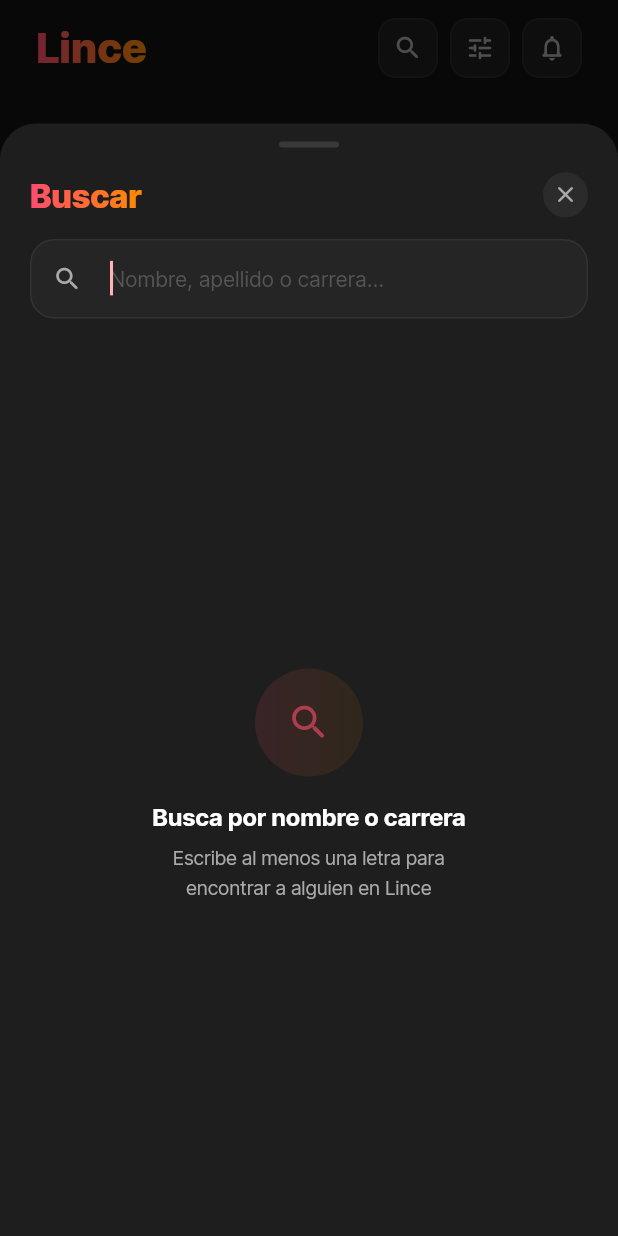
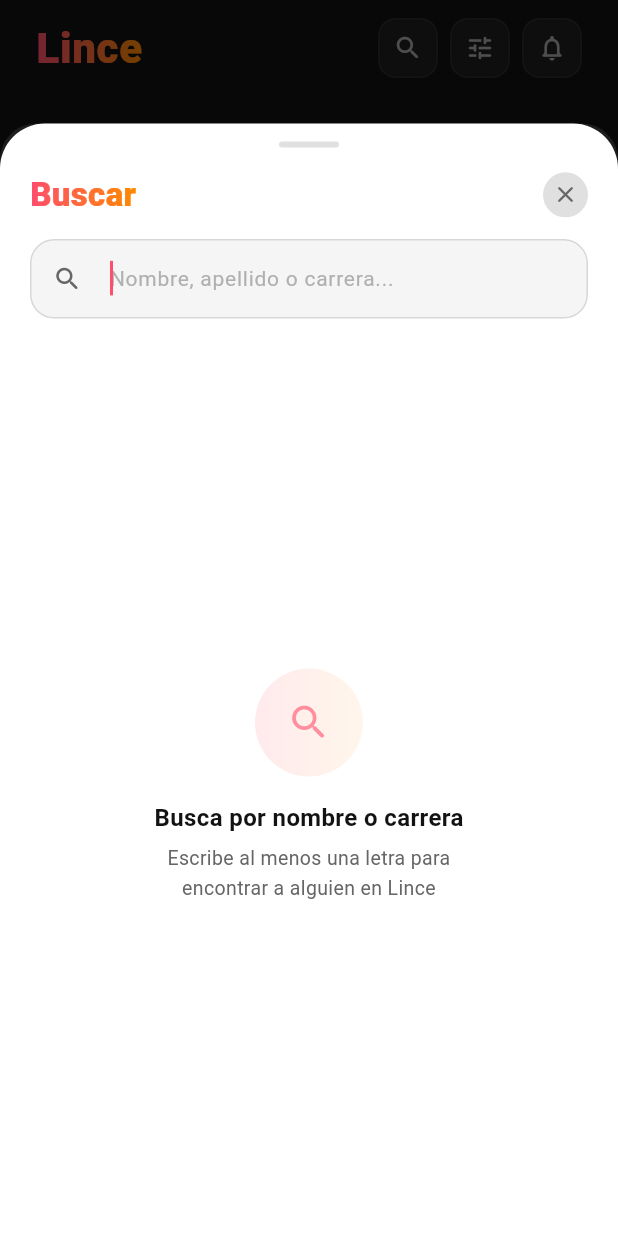
Before and after one commit to BlaKCronic/TinderLince, a Flutter app: the screen it shows once a user with an empty profile is signed in, after a tap on the "search" icon, on a phone screen of 412 x 824 dp. Run offline on Flutter 3.47's test engine with Material 3 defaults, Android fonts, the phone set to English and light mode, and no system bars; our stand-ins replace cloud_firestore, firebase_auth, firebase_core, image_picker; missing offline and left inert: cloudinary_public; accounts and stored records are empty.

```diff
--- a/lib/main.dart
+++ b/lib/main.dart
@@ -31,7 +31,12 @@
   @override
   Widget build(BuildContext context) {
     return MaterialApp(
-      title: 'Lince',
+      title: 'Lince App',
+      theme: LinceThemes.lightTheme, // Tema claro
+      darkTheme: LinceThemes.darkTheme, // Tema oscuro
+      themeMode: ThemeMode.system, // Cambia automáticamente según el celular
+      home: const AuthGate(),
+      /*title: 'Lince',
       debugShowCheckedModeBanner: false,
       theme: ThemeData(
         colorScheme: ColorScheme.fromSeed(
@@ -42,7 +47,7 @@
         fontFamily: 'InterTight',
         scaffoldBackgroundColor: const Color(0xFF121212),
       ),
-      home: const AuthGate(),
+      home: const AuthGate(),*/
     );
   }
 }
@@ -73,3 +78,79 @@
     );
   }
 }
+
+class LinceThemes {
+  // Colores base que se mantienen en ambos (Identidad de marca)
+  static const Color pinkStart = Color(0xFFFF4D6D);
+  static const Color orangeEnd = Color(0xFFFF8A00);
+
+  // TEMA OSCURO (El original)
+  static final darkTheme = ThemeData(
+    colorScheme: ColorScheme.dark(
+      primary: pinkStart,
+      secondary: orangeEnd,
+    ),
+    brightness: Brightness.dark,
+    scaffoldBackgroundColor: const Color(0xFF121212),
+    cardColor: const Color(0xFF1E1E1E),
+    textTheme: const TextTheme(
+      bodyLarge: TextStyle(color: Colors.white),
+      bodyMedium: TextStyle(color: Color(0xFFAAAAAA)),
+    ),
+    inputDecorationTheme: const InputDecorationTheme(
+      fillColor: Color(0xFF252525),
+      enabledBorder: OutlineInputBorder(
+        borderRadius: BorderRadius.all(Radius.circular(12)),
+        borderSide: BorderSide(color: Colors.white10) ,
+      ),
+    ),
+    buttonTheme: ButtonThemeData(
+      shape: RoundedRectangleBorder(borderRadius: BorderRadius.circular(16)),
+      buttonColor: pinkStart,
+      textTheme: ButtonTextTheme.primary,
+    ),
+    elevatedButtonTheme: ElevatedButtonThemeData(
+      style: ElevatedButton.styleFrom(
+        backgroundColor: const Color(0xFF333333), // Gris oscuro para el botón de cerrar
+        shape: RoundedRectangleBorder(borderRadius: BorderRadius.circular(16)),
+      ),
+    ),
+  );
+
+  // TEMA CLARO (El nuevo)
+  static final lightTheme = ThemeData(
+    colorScheme: ColorScheme.light(
+      primary: pinkStart,
+      secondary: orangeEnd,
+    ),
+    brightness: Brightness.light,
+    scaffoldBackgroundColor: const Color(0xFFF5F5F5), // Blanco hueso
+    cardColor: Colors.white,
+    textTheme: const TextTheme(
+      bodyLarge: TextStyle(color: Color(0xFF121212)), // Texto casi negro
+      bodyMedium: TextStyle(color: Color(0xFF666666)), // Gris suave
+    ),
+    appBarTheme: const AppBarTheme(
+      backgroundColor: Colors.white,
+      iconTheme: IconThemeData(color: Color(0xFF121212)),
+    ),
+    inputDecorationTheme: const InputDecorationTheme(
+      fillColor: Color(0xFFF5F5F5),
+      enabledBorder: OutlineInputBorder(
+        borderRadius: BorderRadius.all(Radius.circular(12)),
+        borderSide: BorderSide(color: Colors.black12),
+      ),
+    ),
+    buttonTheme: ButtonThemeData(
+      shape: RoundedRectangleBorder(borderRadius: BorderRadius.circular(16)),
+      buttonColor: pinkStart,
+      textTheme: ButtonTextTheme.primary,
+    ),
+    elevatedButtonTheme: ElevatedButtonThemeData(
+      style: ElevatedButton.styleFrom(
+        backgroundColor: const Color(0xFFE0E0E0), // Gris claro para el botón de cerrar
+        shape: RoundedRectangleBorder(borderRadius: BorderRadius.circular(16)),
+      ),
+    ),
+  );
+}
--- a/lib/screens/chat_screen.dart
+++ b/lib/screens/chat_screen.dart
@@ -283,7 +283,7 @@
       PageRouteBuilder(
         pageBuilder: (_, a, b) =>
             UserProfileScreen(userId: widget.otherUserId),
-        transitionsBuilder: (_, anim, __, child) => SlideTransition(
+        transitionsBuilder: (_, anim, _, child) => SlideTransition(
           position: Tween<Offset>(
             begin: const Offset(1, 0),
             end: Offset.zero,
@@ -394,7 +394,7 @@
                     ? Image.network(
                         widget.otherUserPhoto!,
                         fit: BoxFit.cover,
-                        errorBuilder: (_, __, ___) => _avatarPlaceholder(),
+                        errorBuilder: (_, _, _) => _avatarPlaceholder(),
                       )
                     : _avatarPlaceholder(),
               ),
@@ -890,7 +890,7 @@
                         ? Image.network(
                             foto,
                             fit: BoxFit.cover,
-                            errorBuilder: (_, __, ___) =>
+                            errorBuilder: (_, _, _) =>
                                 _nameFallback(nombre),
                           )
                         : _nameFallback(nombre),
--- a/lib/screens/edit_profile_screen.dart
+++ b/lib/screens/edit_profile_screen.dart
@@ -189,7 +189,7 @@
         Navigator.of(context).pushAndRemoveUntil(
           PageRouteBuilder(
             pageBuilder: (_, a, b) => const MainNavScreen(),
-            transitionsBuilder: (_, anim, __, child) =>
+            transitionsBuilder: (_, anim, _, child) =>
                 FadeTransition(opacity: anim, child: child),
             transitionDuration: const Duration(milliseconds: 400),
           ),
--- a/lib/screens/home_screen.dart
+++ b/lib/screens/home_screen.dart
@@ -294,7 +294,7 @@
           otherUserName: nombre,
           otherUserPhoto: foto,
         ),
-        transitionsBuilder: (_, anim, __, child) => SlideTransition(
+        transitionsBuilder: (_, anim, _, child) => SlideTransition(
           position: Tween<Offset>(
             begin: const Offset(1, 0),
             end: Offset.zero,
@@ -346,6 +346,7 @@
   // ── Build ──────────────────────────────────────────────────────────────────
   @override
   Widget build(BuildContext context) {
+
     return Scaffold(
       backgroundColor: _bg,
       body: Stack(
@@ -701,7 +702,7 @@
                               ),
                             ),
                           ),
-                    errorBuilder: (_, __, ___) => _photoPlaceholder(),
+                    errorBuilder: (_, _, _) => _photoPlaceholder(),
                   )
                 : _photoPlaceholder(),
             Positioned.fill(
@@ -1483,7 +1484,7 @@
               children: [
                 AnimatedBuilder(
                   animation: _heartController,
-                  builder: (_, __) => Transform.scale(
+                  builder: (_, _) => Transform.scale(
                     scale: _heartScale.value,
                     child: Transform.rotate(
                       angle: _heartRotation.value,
@@ -1524,7 +1525,7 @@
                 const SizedBox(height: 32),
                 AnimatedBuilder(
                   animation: _contentController,
-                  builder: (_, __) => Transform.translate(
+                  builder: (_, _) => Transform.translate(
                     offset: Offset(0, _textSlide.value),
                     child: Opacity(
                       opacity: _contentOpacity.value,
@@ -1562,7 +1563,7 @@
                 const SizedBox(height: 40),
                 AnimatedBuilder(
                   animation: _avatarController,
-                  builder: (_, __) => Row(
+                  builder: (_, _) => Row(
                     mainAxisAlignment: MainAxisAlignment.center,
                     children: [
                       Transform.translate(
@@ -1596,7 +1597,7 @@
                 const SizedBox(height: 44),
                 AnimatedBuilder(
                   animation: _contentController,
-                  builder: (_, __) => Opacity(
+                  builder: (_, _) => Opacity(
                     opacity: _contentOpacity.value,
                     child: Padding(
                       padding: const EdgeInsets.symmetric(horizontal: 32),
@@ -1716,7 +1717,7 @@
       child: ClipOval(
         child: photoUrl != null && photoUrl!.isNotEmpty
             ? Image.network(photoUrl!, fit: BoxFit.cover,
-                errorBuilder: (_, __, ___) => _placeholder())
+                errorBuilder: (_, _, _) => _placeholder())
             : _placeholder(),
       ),
     );
@@ -1825,12 +1826,8 @@
 }
 
 class _SearchSheetState extends State<_SearchSheet> {
-  static const _surface = Color(0xFF1E1E1E);
-  static const _inputFill = Color(0xFF252525);
   static const _pinkStart = Color(0xFFFF4D6D);
   static const _orangeEnd = Color(0xFFFF8A00);
-  static const _textPrimary = Colors.white;
-  static const _textSecondary = Color(0xFFAAAAAA);
 
   final TextEditingController _searchCtrl = TextEditingController();
   final String _currentUserId =
@@ -1893,24 +1890,43 @@
 
   @override
 Widget build(BuildContext context) {
+  // 1. Definimos la paleta dinámica según el brillo del tema
+    final theme = Theme.of(context);
+    final isDark = theme.brightness == Brightness.dark;
+
+    // Estas variables locales ahora son "punteros" al tema global
+    final surface = theme.cardColor;
+    final textPrimary = theme.textTheme.bodyLarge?.color;
+    final textSecondary = theme.textTheme.bodyMedium?.color;
+    final inputFill = theme.inputDecorationTheme.fillColor;
+    final borderColor = theme.inputDecorationTheme.enabledBorder?.borderSide.color ?? Colors.transparent;
+    final closeBtnBg = theme.elevatedButtonTheme.style?.backgroundColor?.resolve({}) ?? Colors.white.withOpacity(0.05);
+
   return DraggableScrollableSheet(
     initialChildSize: 0.9,
     minChildSize: 0.5,
     maxChildSize: 0.95,
     expand: false,
     builder: (context, scrollController) {
-        return Padding(
+      return Container(
+        // Aplicamos el color de fondo dinámico al contenedor principal
+        decoration: BoxDecoration(
+          color: surface,
+          borderRadius: const BorderRadius.vertical(top: Radius.circular(30)),
+        ),
+        child: Padding(
           padding: EdgeInsets.only(
             bottom: MediaQuery.of(context).viewInsets.bottom,
           ),
           child: Column(
             children: [
               const SizedBox(height: 12),
+              // El indicador (handle) superior
               Container(
                 width: 40,
                 height: 4,
                 decoration: BoxDecoration(
-                  color: Colors.white12,
+                  color: isDark ? Colors.white10 : Colors.black12,
                   borderRadius: BorderRadius.circular(2),
                 ),
               ),
@@ -1938,11 +1954,11 @@
                       child: Container(
                         padding: const EdgeInsets.all(6),
                         decoration: BoxDecoration(
-                          color: Colors.white.withOpacity(0.06),
+                          color: closeBtnBg, // Color de fondo dinámico
                           shape: BoxShape.circle,
                         ),
-                        child: const Icon(Icons.close_rounded,
-                            color: _textSecondary, size: 18),
+                        child: Icon(Icons.close_rounded,
+                            color: textSecondary, size: 18), // Color dinámico
                       ),
                     ),
                   ],
@@ -1953,27 +1969,27 @@
                 padding: const EdgeInsets.symmetric(horizontal: 20),
                 child: Container(
                   decoration: BoxDecoration(
-                    color: _inputFill,
+                    color: inputFill, // Color dinámico
                     borderRadius: BorderRadius.circular(16),
-                    border: Border.all(
-                        color: Colors.white.withOpacity(0.06)),
+                    border: Border.all(color: borderColor), // Borde dinámico
                   ),
                   child: TextField(
                     controller: _searchCtrl,
                     autofocus: true,
-                    style: const TextStyle(
-                        color: _textPrimary, fontSize: 15),
+                    style: TextStyle(
+                        color: textPrimary, fontSize: 15), // Color dinámico
                     onChanged: _onQueryChanged,
                     decoration: InputDecoration(
                       hintText: 'Nombre, apellido o carrera...',
-                      hintStyle: const TextStyle(
-                          color: Color(0xFF555555), fontSize: 14),
-                      prefixIcon: const Icon(Icons.search_rounded,
-                          color: _textSecondary, size: 20),
+                      hintStyle: TextStyle(
+                          color: isDark ? const Color(0xFF555555) : const Color(0xFFB0B0B0),
+                          fontSize: 14),
+                      prefixIcon: Icon(Icons.search_rounded,
+                          color: textSecondary, size: 20), // Color dinámico
                       suffixIcon: _query.isNotEmpty
                           ? IconButton(
-                              icon: const Icon(Icons.close_rounded,
-                                  color: _textSecondary, size: 18),
+                              icon: Icon(Icons.close_rounded,
+                                  color: textSecondary, size: 18),
                               onPressed: () {
                                 _searchCtrl.clear();
                                 _onQueryChanged('');
@@ -1993,12 +2009,15 @@
               ),
             ],
           ),
+        ),
       );
     },
   );
 }
 
+
   Widget _buildResults(ScrollController scrollController) {
+
     if (_loading) {
       return const Center(
         child: CircularProgressIndicator(
@@ -2029,15 +2048,19 @@
       controller: scrollController,
       padding: const EdgeInsets.fromLTRB(16, 4, 16, 24),
       itemCount: _results.length,
-      separatorBuilder: (_, __) => const SizedBox(height: 6),
+      separatorBuilder: (_, _) => const SizedBox(height: 6),
       itemBuilder: (_, i) => _buildTile(_results[i]),
     );
   }
 
   Widget _buildHint(
+
       {required IconData icon,
       required String title,
       required String sub}) {
+        final theme = Theme.of(context);
+        const _textSecondary = theme.textTheme.bodyMedium?.color ?? Color(0xFFAAAAAA);
+        const _textPrimary = theme.textTheme.bodyLarge?.color ?? Colors.white;
     return Center(
       child: Padding(
         padding: const EdgeInsets.symmetric(horizontal: 32),
@@ -2062,7 +2085,7 @@
             const SizedBox(height: 16),
             Text(
               title,
-              style: const TextStyle(
+              style: TextStyle(
                 color: _textPrimary,
                 fontSize: 16,
                 fontWeight: FontWeight.w700,
@@ -2095,7 +2118,7 @@
           PageRouteBuilder(
             pageBuilder: (_, a, b) =>
                 UserProfileScreen(userId: user['id'] as String),
-            transitionsBuilder: (_, anim, __, child) => SlideTransition(
+            transitionsBuilder: (_, anim, _, child) => SlideTransition(
               position: Tween<Offset>(
                 begin: const Offset(1, 0),
                 end: Offset.zero,
@@ -2361,7 +2384,7 @@
                     ? Image.network(
                         foto,
                         fit: BoxFit.cover,
-                        errorBuilder: (_, __, ___) => _placeholder(nombre),
+                        errorBuilder: (_, _, _) => _placeholder(nombre),
                       )
                     : _placeholder(nombre),
               ),
@@ -2610,7 +2633,7 @@
                     controller: scrollController,
                     padding: const EdgeInsets.fromLTRB(16, 4, 16, 24),
                     itemCount: docs.length,
-                    separatorBuilder: (_, __) => const SizedBox(height: 6),
+                    separatorBuilder: (_, _) => const SizedBox(height: 6),
                     itemBuilder: (_, i) {
                       final data = docs[i].data() as Map<String, dynamic>;
                       final fromId = data['from'] as String? ?? '';
@@ -2871,7 +2894,7 @@
       PageRouteBuilder(
         pageBuilder: (_, a, b) =>
             UserProfileScreen(userId: widget.fromUserId),
-        transitionsBuilder: (_, anim, __, child) => SlideTransition(
+        transitionsBuilder: (_, anim, _, child) => SlideTransition(
           position: Tween<Offset>(
             begin: const Offset(1, 0),
             end: Offset.zero,
@@ -2967,7 +2990,7 @@
                     ? Image.network(
                         foto,
                         fit: BoxFit.cover,
-                        errorBuilder: (_, __, ___) => _placeholder(nombre),
+                        errorBuilder: (_, _, _) => _placeholder(nombre),
                       )
                     : _placeholder(nombre),
               ),
@@ -3112,3 +3135,17 @@
     );
   }
 }
+
+/*
+// 1. Definimos la paleta dinámica según el brillo del tema
+    final theme = Theme.of(context);
+    final isDark = theme.brightness == Brightness.dark;
+
+    // Estas variables locales ahora son "punteros" al tema global
+    final surface = theme.cardColor;
+    final textPrimary = theme.textTheme.bodyLarge?.color;
+    final textSecondary = theme.textTheme.bodyMedium?.color;
+    final inputFill = theme.inputDecorationTheme.fillColor;
+    final borderColor = theme.inputDecorationTheme.enabledBorder?.borderSide.color ?? Colors.transparent;
+    final closeBtnBg = theme.elevatedButtonTheme.style?.backgroundColor?.resolve({}) ?? Colors.white.withOpacity(0.05);
+*/
--- a/lib/screens/login_screen.dart
+++ b/lib/screens/login_screen.dart
@@ -75,7 +75,7 @@
       Navigator.of(context).pushAndRemoveUntil(
         PageRouteBuilder(
           pageBuilder: (_, a, b) => const MainNavScreen(),
-          transitionsBuilder: (_, anim, __, child) =>
+          transitionsBuilder: (_, anim, _, child) =>
               FadeTransition(opacity: anim, child: child),
           transitionDuration: const Duration(milliseconds: 400),
         ),
@@ -236,7 +236,7 @@
                               PageRouteBuilder(
                                 pageBuilder: (_, a, b) =>
                                     const RegisterScreen(),
-                                transitionsBuilder: (_, anim, __, child) =>
+                                transitionsBuilder: (_, anim, _, child) =>
                                     FadeTransition(
                                         opacity: anim, child: child),
                                 transitionDuration:
--- a/lib/screens/matches_screen.dart
+++ b/lib/screens/matches_screen.dart
@@ -122,7 +122,7 @@
         return ListView.separated(
           padding: const EdgeInsets.fromLTRB(16, 8, 16, 24),
           itemCount: matchIds.length,
-          separatorBuilder: (_, __) => const SizedBox(height: 4),
+          separatorBuilder: (_, _) => const SizedBox(height: 4),
           itemBuilder: (context, index) {
             final matchId = matchIds[index];
             // Cada tile es independiente: tiene su propio key y su propio
@@ -386,7 +386,7 @@
               otherUserName: nombre,
               otherUserPhoto: foto,
             ),
-            transitionsBuilder: (_, anim, __, child) => SlideTransition(
+            transitionsBuilder: (_, anim, _, child) => SlideTransition(
               position: Tween<Offset>(
                 begin: const Offset(1, 0),
                 end: Offset.zero,
@@ -437,7 +437,7 @@
                     ? Image.network(
                         foto,
                         fit: BoxFit.cover,
-                        errorBuilder: (_, __, ___) => _placeholder(nombre),
+                        errorBuilder: (_, _, _) => _placeholder(nombre),
                       )
                     : _placeholder(nombre),
               ),
--- a/lib/screens/profile_screen.dart
+++ b/lib/screens/profile_screen.dart
@@ -162,7 +162,7 @@
     Navigator.of(context).pushAndRemoveUntil(
       PageRouteBuilder(
         pageBuilder: (_, a, b) => const LoginScreen(),
-        transitionsBuilder: (_, anim, __, child) =>
+        transitionsBuilder: (_, anim, _, child) =>
             FadeTransition(opacity: anim, child: child),
         transitionDuration: const Duration(milliseconds: 400),
       ),
@@ -416,7 +416,7 @@
                           ),
                         ),
                       ),
-                errorBuilder: (_, __, ___) => _defaultAvatar(),
+                errorBuilder: (_, _, _) => _defaultAvatar(),
               )
             : _defaultAvatar(),
       ),
@@ -543,7 +543,7 @@
         scrollDirection: Axis.horizontal,
         padding: const EdgeInsets.symmetric(horizontal: 16),
         itemCount: _interesesNombres.length,
-        separatorBuilder: (_, __) => const SizedBox(width: 8),
+        separatorBuilder: (_, _) => const SizedBox(width: 8),
         itemBuilder: (_, i) => Container(
           padding:
               const EdgeInsets.symmetric(horizontal: 14, vertical: 6),
@@ -617,7 +617,7 @@
   Widget _buildTabContent() {
     return AnimatedBuilder(
       animation: _tabController,
-      builder: (_, __) => _tabController.index == 0
+      builder: (_, _) => _tabController.index == 0
           ? _buildFotosGrid()
           : _buildEmptyTab(
               icon: Icons.videocam_outlined,
@@ -665,7 +665,7 @@
         child: Image.network(
           url,
           fit: BoxFit.cover,
-          errorBuilder: (_, __, ___) => Container(
+          errorBuilder: (_, _, _) => Container(
             color: _card,
             child: const Icon(Icons.broken_image_outlined,
                 color: Color(0xFF444444), size: 28),
--- a/lib/screens/register_screen.dart
+++ b/lib/screens/register_screen.dart
@@ -111,7 +111,7 @@
               },
               isNewUser: true,
             ),
-            transitionsBuilder: (_, anim, __, child) =>
+            transitionsBuilder: (_, anim, _, child) =>
                 FadeTransition(opacity: anim, child: child),
             transitionDuration: const Duration(milliseconds: 400),
           ),
```
Also changed, not shown: lib/screens/user_profile_screen.dart (+4 -4 lines). Lines whose indentation alone changed are shown as unchanged.
